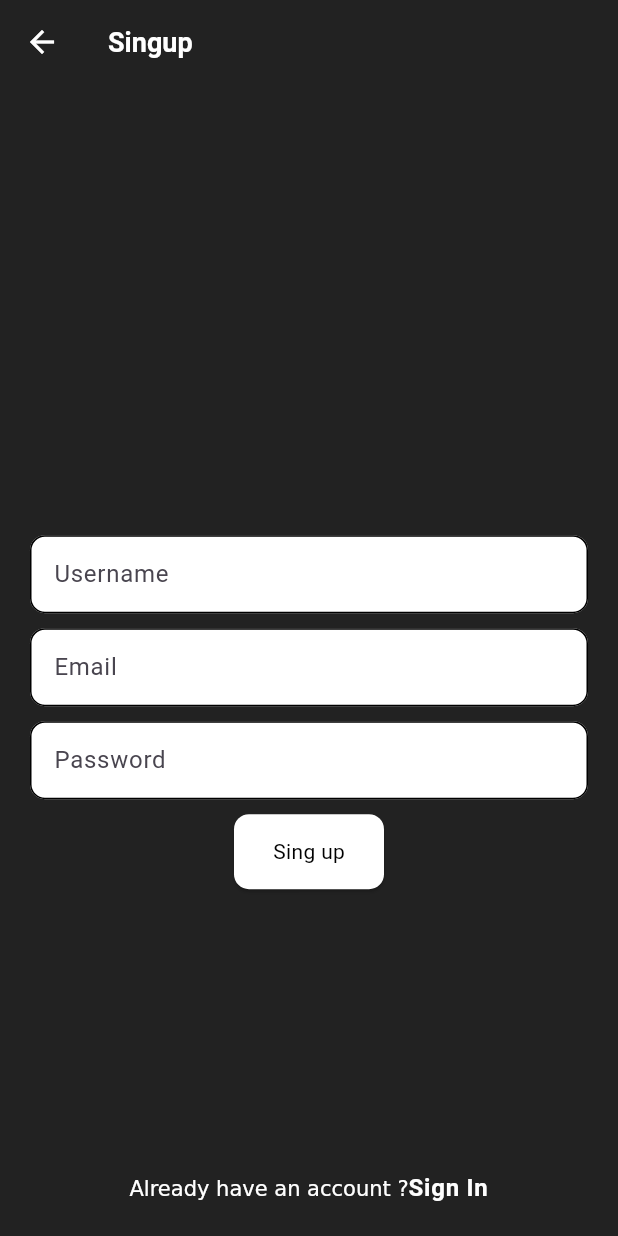
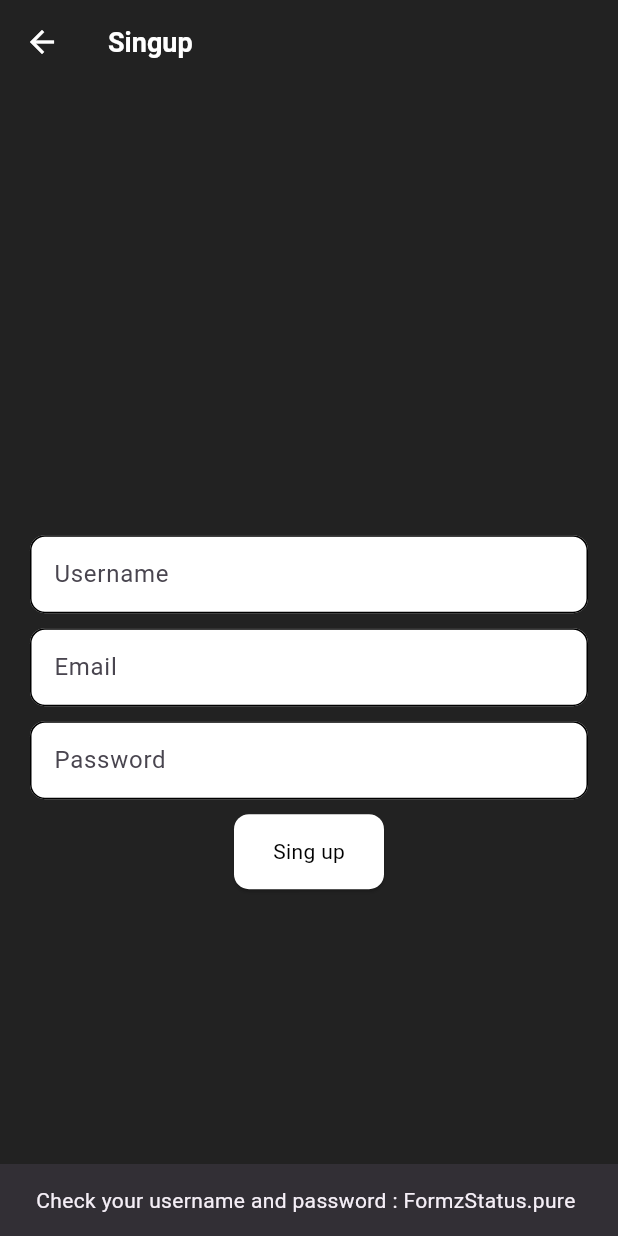
Before and after one commit to mahirAbdAlazimMokhtar/social_media_with_clean_arch, a Flutter app: the SingupScreen screen opened by its route, after a tap on "Sing up", on a phone screen of 412 x 824 dp. Run offline on Flutter 3.47's test engine with Material 3 defaults, Android fonts, the phone set to English and light mode, and no system bars; our stand-ins replace equatable, flutter_bloc, formz, go_router.

Commit message:
Finish Sing-up Cubit ✅😍👏

```diff
--- a/lib/src/features/auth/presentation/controller/cubits/singup/singup_cubit.dart
+++ b/lib/src/features/auth/presentation/controller/cubits/singup/singup_cubit.dart
@@ -1,8 +1,90 @@
-import 'package:bloc/bloc.dart';
+import 'package:flutter/foundation.dart';
+import 'package:flutter_bloc/flutter_bloc.dart';
 import 'package:equatable/equatable.dart';
+import 'package:formz/formz.dart';
+import 'package:insta/src/features/auth/domain/entities/logged_in_user.dart';
+import 'package:insta/src/features/auth/domain/usecases/singup_user_usecase.dart';
+import 'package:insta/src/shared/domain/entities/user.dart';
 
 part 'singup_state.dart';
 
 class SingupCubit extends Cubit<SingupState> {
-  SingupCubit() : super(SingupInitial());
+  final SingUpUserUseCase _singUpUserUseCase;
+  SingupCubit({required SingUpUserUseCase singUpUserUseCase})
+      : _singUpUserUseCase = singUpUserUseCase,
+        super(SingupState.initial());
+
+  void usernameChanged(String value) {
+    final username = Username.dirty(value);
+    emit(
+      state.copyWith(
+        username: username,
+        status: Formz.validate(
+          [
+            username,
+            state.username,
+            state.password,
+          ],
+        ),
+      ),
+    );
+  }
+
+  void emailChanged(String value) {
+    final email = Email.dirty(value);
+    emit(
+      state.copyWith(
+        email: email,
+        status: Formz.validate(
+          [
+            email,
+            state.password,
+            state.username,
+          ],
+        ),
+      ),
+    );
+  }
+
+  void passwordChanged(String value) {
+    final password = Password.dirty(value);
+    if (kDebugMode) {
+      print(password);
+    }
+    emit(
+      state.copyWith(
+        password: password,
+        status: Formz.validate(
+          [
+            password,
+            state.username,
+            state.email,
+          ],
+        ),
+      ),
+    );
+    if (kDebugMode) {
+      print(state.status.isInvalid);
+    }
+  }
+
+  Future<void> singUpWithCredentials() async {
+    if (!state.status.isValidated) return;
+    emit(state.copyWith(status: FormzStatus.submissionInProgress));
+    try {
+      await _singUpUserUseCase(
+        SingUpUserParams(
+          user: LoggedInUser(
+            id: 'user_0',
+            email: state.email,
+            username: state.username,
+            imagePath: 'assets/images/image_1.jpg',
+          ),
+        ),
+      );
+      emit(state.copyWith(status: FormzStatus.submissionSuccess));
+    } catch (err) {
+      emit(state.copyWith(status: FormzStatus.submissionFailure));
+    }
+  }
 }
--- a/lib/src/features/auth/presentation/controller/cubits/singup/singup_state.dart
+++ b/lib/src/features/auth/presentation/controller/cubits/singup/singup_state.dart
@@ -1,10 +1,43 @@
 part of 'singup_cubit.dart';
 
-sealed class SingupState extends Equatable {
-  const SingupState();
+class SingupState extends Equatable {
+  final Username username;
+  final Password password;
+  final FormzStatus status;
+  final String? errorText;
+  final Email email;
+  const SingupState({
+    this.username = const Username.pure(),
+    this.password = const Password.pure(),
+    this.status = FormzStatus.pure,
+    this.errorText,
+    this.email = const Email.pure(),
+  });
+
+  factory SingupState.initial() {
+    return const SingupState(
+        username: Username.pure(),
+        password: Password.pure(),
+        status: FormzStatus.pure,
+        errorText: null);
+  }
+
+  SingupState copyWith({
+    Username? username,
+    Password? password,
+    FormzStatus? status,
+    String? errorText,
+    Email? email,
+  }) {
+    return SingupState(
+      username: username ?? this.username,
+      password: password ?? this.password,
+      status: status ?? this.status,
+      errorText: errorText ?? this.errorText,
+      email: email ?? this.email,
+    );
+  }
 
   @override
-  List<Object> get props => [];
+  List<Object?> get props => [username, password ,status ,errorText ,email];
 }
-
-final class SingupInitial extends SingupState {}
--- a/lib/src/features/auth/presentation/views/singup_screen.dart
+++ b/lib/src/features/auth/presentation/views/singup_screen.dart
@@ -1,7 +1,10 @@
 // ignore_for_file: prefer_const_constructors, unused_element
 
 import 'package:flutter/material.dart';
+import 'package:flutter_bloc/flutter_bloc.dart';
+import 'package:formz/formz.dart';
 import 'package:go_router/go_router.dart';
+import 'package:insta/src/features/auth/presentation/controller/cubits/singup/singup_cubit.dart';
 import 'package:insta/src/shared/presentation/widgets/custom_text_field.dart';
 
 class SingupScreen extends StatelessWidget {
@@ -17,7 +20,7 @@ class SingupScreen extends StatelessWidget {
           child: Padding(
         padding: EdgeInsets.all(20.0),
         child: Column(
-          children: [
+          children: const [
             Spacer(
               flex: 3,
             ),
@@ -27,23 +30,7 @@ class SingupScreen extends StatelessWidget {
             SizedBox(height: 10),
             _Password(),
             SizedBox(height: 10),
-            ElevatedButton(
-              style: ButtonStyle(
-                backgroundColor: MaterialStateProperty.all<Color>(Colors.white),
-                minimumSize: MaterialStateProperty.all<Size>(Size(100, 50)),
-                shape: MaterialStateProperty.all(RoundedRectangleBorder(
-                  borderRadius: BorderRadius.circular(10),
-                )),
-              ),
-              onPressed: () {},
-              child: Text(
-                'Sing up',
-                style: Theme.of(context)
-                    .textTheme
-                    .bodyMedium!
-                    .copyWith(color: Colors.black),
-              ),
-            ),
+            _SingupButton(),
             Spacer(
               flex: 2,
             ),
@@ -55,13 +42,64 @@ class SingupScreen extends StatelessWidget {
   }
 }
 
+class _SingupButton extends StatelessWidget {
+  const _SingupButton({
+    super.key,
+  });
+
+  @override
+  Widget build(BuildContext context) {
+    return BlocBuilder<SingupCubit, SingupState>(
+      buildWhen: (previous, current) {
+        return previous.status != current.status;
+      },
+      builder: (context, state) {
+        return state.status == FormzStatus.submissionInProgress
+            ? CircularProgressIndicator(
+                color: Colors.white,
+              )
+            : ElevatedButton(
+                style: ButtonStyle(
+                  backgroundColor:
+                      MaterialStateProperty.all<Color>(Colors.white),
+                  minimumSize: MaterialStateProperty.all<Size>(Size(100, 50)),
+                  shape: MaterialStateProperty.all(RoundedRectangleBorder(
+                    borderRadius: BorderRadius.circular(10),
+                  )),
+                ),
+                onPressed: () {
+                  if (state.status == FormzStatus.valid) {
+                    context.read<SingupCubit>().singUpWithCredentials();
+                    context.pop();
+                  } else {
+                    ScaffoldMessenger.of(context).showSnackBar(
+                      SnackBar(
+                        content: Text(
+                            'Check your username and password : ${state.status}'),
+                      ),
+                    );
+                  }
+                },
+                child: Text(
+                  'Sing up',
+                  style: Theme.of(context)
+                      .textTheme
+                      .bodyMedium!
+                      .copyWith(color: Colors.black),
+                ),
+              );
+      },
+    );
+  }
+}
+
 class _SingInRedirect extends StatelessWidget {
   const _SingInRedirect();
 
   @override
   Widget build(BuildContext context) {
     return InkWell(
-      onTap: (){
+      onTap: () {
         context.goNamed('login');
       },
       child: RichText(
@@ -83,9 +121,20 @@ class _Password extends StatelessWidget {
 
   @override
   Widget build(BuildContext context) {
-    return const CustomTextField(
+    return BlocBuilder<SingupCubit, SingupState>(
+      buildWhen: (previous, current) {
+        return previous.password != current.password;
+      },
+      builder: (context, state) {
+        return CustomTextField(
           labelText: 'Password',
+          errorText: state.password.invalid ? "The Password is invalid" : null,
+          onChanged: (password) {
+            context.read<SingupCubit>().passwordChanged(password);
+          },
           obscureText: true,
+        );
+      },
     );
   }
 }
@@ -95,20 +144,43 @@ class _Username extends StatelessWidget {
 
   @override
   Widget build(BuildContext context) {
-    return const CustomTextField(
+    return BlocBuilder<SingupCubit, SingupState>(
+      buildWhen: (previous, current) {
+        return previous.username != current.username;
+      },
+      builder: (context, state) {
+        return CustomTextField(
             labelText: 'Username',
             textInputType: TextInputType.name,
+            errorText:
+                state.username.invalid ? "The Username is invalid" : null,
+            onChanged: (username) {
+              context.read<SingupCubit>().usernameChanged(username);
+            });
+      },
     );
   }
 }
+
 class _Email extends StatelessWidget {
   const _Email();
 
   @override
   Widget build(BuildContext context) {
-    return const CustomTextField(
+    return BlocBuilder<SingupCubit, SingupState>(
+      buildWhen: (previous, current) {
+        return previous.email != current.email;
+      },
+      builder: (context, state) {
+        return CustomTextField(
           labelText: 'Email',
+          errorText: state.email.invalid ? "The Email is invalid" : null,
+          onChanged: (email) {
+            context.read<SingupCubit>().emailChanged(email);
+          },
           textInputType: TextInputType.emailAddress,
+        );
+      },
     );
   }
 }
```
Also changed, not shown: lib/main.dart (+15 -5 lines), lib/src/config/app_router.dart (+6 -8 lines). Lines whose indentation alone changed are shown as unchanged.
